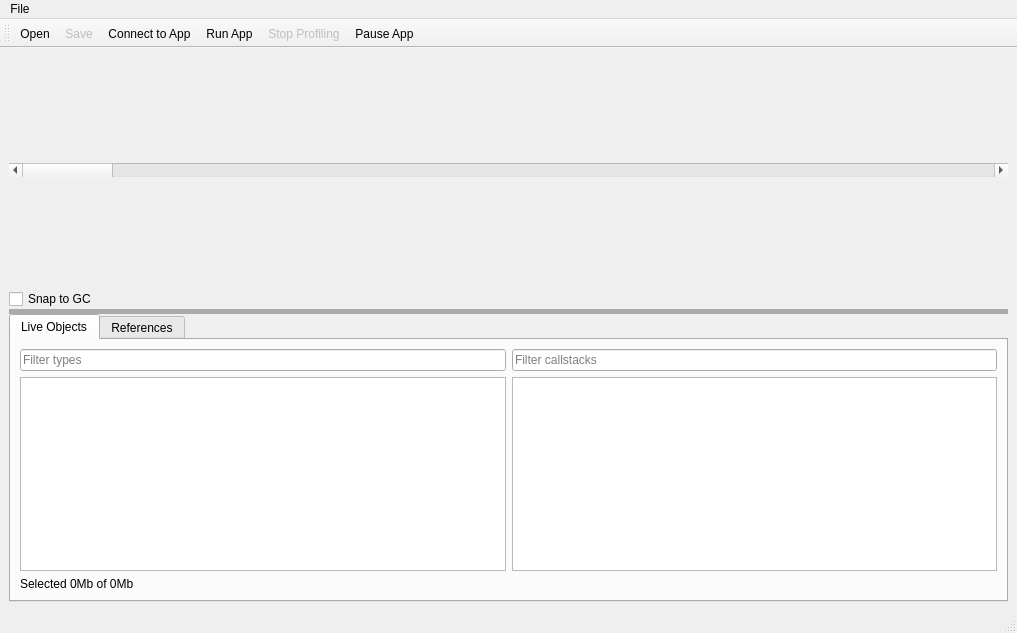
Old version of the form ui/src/mainwindow.ui in the repository OwlcatGames/OwlcatMonoProfiler.
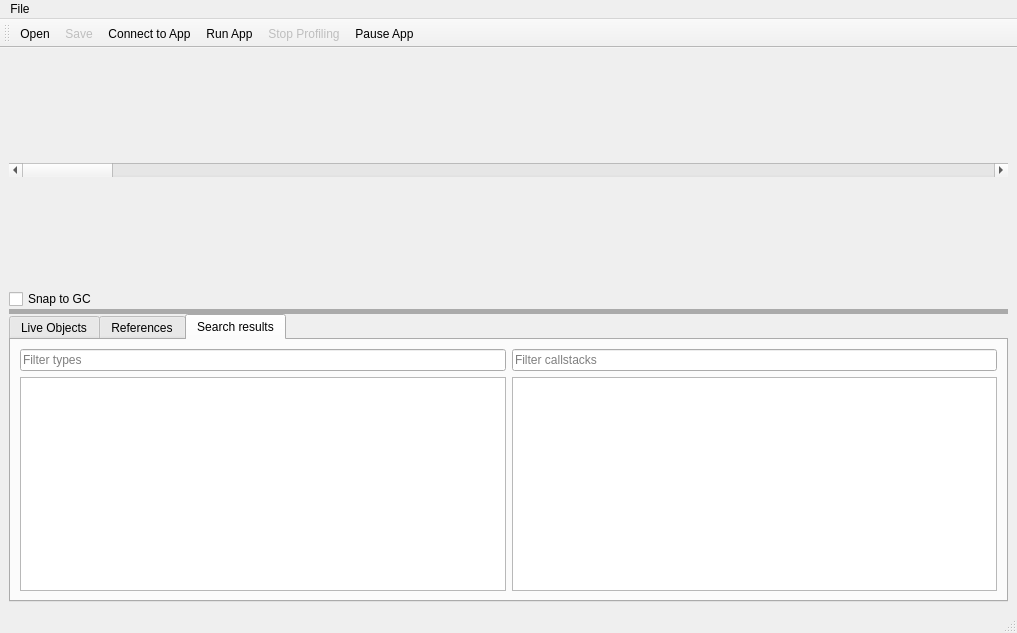
New version of the form. The open tabs and pages were chosen to show the change. Custom widgets are drawn as their Qt base class.

Patch:
```diff
--- a/ui/src/mainwindow.ui
+++ b/ui/src/mainwindow.ui
@@ -269,6 +269,124 @@
          </item>
         </layout>
        </widget>
+       <widget class="QWidget" name="searchResultsTab">
+        <attribute name="title">
+         <string>Search results</string>
+        </attribute>
+        <layout class="QGridLayout" name="gridLayout_2">
+         <item row="0" column="0">
+          <layout class="QGridLayout" name="gridLayout">
+           <item row="0" column="1">
+            <widget class="QLineEdit" name="searchCallstackFilter">
+             <property name="placeholderText">
+              <string>Filter callstacks</string>
+             </property>
+            </widget>
+           </item>
+           <item row="1" column="1">
+            <widget class="QTableView" name="searchCallstacksList">
+             <property name="alternatingRowColors">
+              <bool>true</bool>
+             </property>
+             <property name="selectionBehavior">
+              <enum>QAbstractItemView::SelectRows</enum>
+             </property>
+             <property name="verticalScrollMode">
+              <enum>QAbstractItemView::ScrollPerPixel</enum>
+             </property>
+             <property name="sortingEnabled">
+              <bool>true</bool>
+             </property>
+             <property name="wordWrap">
+              <bool>false</bool>
+             </property>
+             <attribute name="horizontalHeaderStretchLastSection">
+              <bool>false</bool>
+             </attribute>
+             <attribute name="verticalHeaderVisible">
+              <bool>false</bool>
+             </attribute>
+            </widget>
+           </item>
+           <item row="0" column="0">
+            <widget class="QLineEdit" name="searchTypesFilter">
+             <property name="placeholderText">
+              <string>Filter types</string>
+             </property>
+            </widget>
+           </item>
+           <item row="1" column="0">
+            <widget class="QTableView" name="searchTypesList">
+             <property name="palette">
+              <palette>
+               <active>
+                <colorrole role="Highlight">
+                 <brush brushstyle="SolidPattern">
+                  <color alpha="255">
+                   <red>0</red>
+                   <green>120</green>
+                   <blue>215</blue>
+                  </color>
+                 </brush>
+                </colorrole>
+               </active>
+               <inactive>
+                <colorrole role="Highlight">
+                 <brush brushstyle="SolidPattern">
+                  <color alpha="255">
+                   <red>0</red>
+                   <green>120</green>
+                   <blue>215</blue>
+                  </color>
+                 </brush>
+                </colorrole>
+               </inactive>
+               <disabled>
+                <colorrole role="Highlight">
+                 <brush brushstyle="SolidPattern">
+                  <color alpha="255">
+                   <red>0</red>
+                   <green>120</green>
+                   <blue>215</blue>
+                  </color>
+                 </brush>
+                </colorrole>
+               </disabled>
+              </palette>
+             </property>
+             <property name="alternatingRowColors">
+              <bool>true</bool>
+             </property>
+             <property name="selectionMode">
+              <enum>QAbstractItemView::ExtendedSelection</enum>
+             </property>
+             <property name="selectionBehavior">
+              <enum>QAbstractItemView::SelectRows</enum>
+             </property>
+             <property name="showGrid">
+              <bool>false</bool>
+             </property>
+             <property name="gridStyle">
+              <enum>Qt::NoPen</enum>
+             </property>
+             <property name="sortingEnabled">
+              <bool>true</bool>
+             </property>
+             <property name="wordWrap">
+              <bool>false</bool>
+             </property>
+             <attribute name="horizontalHeaderStretchLastSection">
+              <bool>false</bool>
+             </attribute>
+             <attribute name="verticalHeaderVisible">
+              <bool>false</bool>
+             </attribute>
+            </widget>
+           </item>
+          </layout>
+         </item>
+        </layout>
+       </widget>
       </widget>
      </widget>
     </item>
```
Left out of the diff: 41 changed lines with no effect on the pictures.
